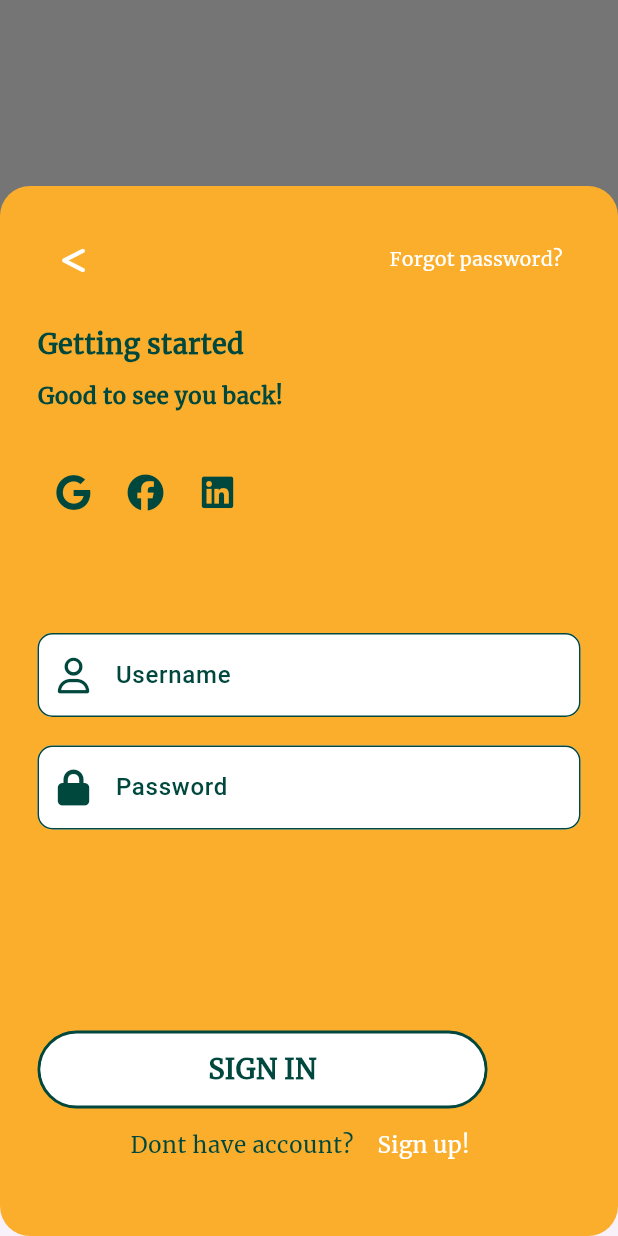
After one commit to Ki4not/non_existing, a Flutter app: the LandingPage screen opened directly, after a tap on an icon or button, on a phone screen of 412 x 824 dp. The commit adds this screen. Run offline on Flutter 3.47's test engine with Material 3 defaults, Android fonts, the phone set to English and light mode, and no system bars; our stand-ins replace bloc, flutter_bloc, fluttertoast, font_awesome_flutter.

Commit message:
added signup and signin sheets, view charity and landing pages

```diff
--- /dev/null
+++ b/lib/presentations/login_page.dart
@@ -0,0 +1,510 @@
+import 'package:flutter/material.dart';
+import 'package:font_awesome_flutter/font_awesome_flutter.dart';
+import 'package:non_existing/cards&classes.dart/custom_colors.dart';
+
+class LandingPage extends StatefulWidget {
+  const LandingPage({super.key});
+
+  @override
+  State<LandingPage> createState() => _LandingPageState();
+}
+
+class _LandingPageState extends State<LandingPage> {
+  @override
+  Widget build(BuildContext context) {
+    return Scaffold(
+      backgroundColor: CustomColors.background,
+      body: Stack(children: [
+        Positioned.fill(
+          child: Align(
+            alignment: Alignment.bottomCenter,
+            child: Image.asset(
+              'assets/images/pagebackground.png', // Replace with your image path
+              fit: BoxFit
+                  .cover, // Adjust fit as needed (e.g., BoxFit.fill, BoxFit.contain)
+            ),
+          ),
+        ),
+        Padding(
+          padding: const EdgeInsets.fromLTRB(15.0, 150.0, 15.0, 0.0),
+          child: Column(
+            children: [
+              Center(
+                  child: Image.asset(
+                'assets/images/pantopialogo.png',
+                width: 180.0,
+                height: 180.0,
+              )),
+              Text(
+                'PANTOPIA',
+                style: TextStyle(
+                    color: CustomColors.buttonText,
+                    fontSize: 30.0,
+                    fontFamily: 'Merriweather'),
+              ),
+              const SizedBox(
+                height: 30.0,
+              ),
+              Padding(
+                padding: const EdgeInsets.fromLTRB(15.0, 0.0, 0.0, 0.0),
+                child: Text(
+                  'Where food finds a new chapter, donated, or stored for later.',
+                  style: TextStyle(
+                    color: CustomColors.buttonText,
+                    fontSize: 13.0,
+                    fontFamily: 'Merriweather',
+                  ),
+                  textAlign: TextAlign.center,
+                ),
+              ),
+              const SizedBox(
+                height: 30.0,
+              ),
+              InkWell(
+                onTap: () {
+                  showLoginSheet(context);
+                },
+                child: Container(
+                    width: 75.0,
+                    height: 75.0,
+                    decoration: BoxDecoration(
+                      shape: BoxShape.circle,
+                      color: CustomColors.button,
+                    ),
+                    child: Center(
+                        child: Icon(
+                      FontAwesomeIcons.arrowUp,
+                      color: CustomColors.buttonText,
+                    ))),
+              ),
+            ],
+          ),
+        ),
+      ]),
+    );
+  }
+
+  Future<dynamic> showLoginSheet(BuildContext context) {
+    return showModalBottomSheet(
+      isScrollControlled: true,
+      context: context,
+      builder: (BuildContext context) {
+        return Container(
+          height: 700.0,
+          decoration: BoxDecoration(
+              borderRadius: BorderRadius.circular(20.0),
+              color: CustomColors.button),
+          child: Padding(
+            padding: const EdgeInsets.all(25.0),
+            child: Column(
+              mainAxisSize: MainAxisSize.min,
+              crossAxisAlignment: CrossAxisAlignment.start,
+              children: [
+                Row(
+                  mainAxisAlignment: MainAxisAlignment.spaceBetween,
+                  children: [
+                    IconButton(
+                        onPressed: () => Navigator.pop(context),
+                        icon: Icon(
+                          FontAwesomeIcons.lessThan,
+                          size: 20.0,
+                          color: CustomColors.background,
+                        )),
+                    TextButton(
+                        onPressed: () {},
+                        child: Text(
+                          'Forgot password?',
+                          style: TextStyle(
+                              color: CustomColors.background,
+                              fontSize: 13.0,
+                              fontWeight: FontWeight.w500,
+                              fontFamily: 'Merriweather'),
+                        )),
+                  ],
+                ),
+                const SizedBox(
+                  height: 20.0,
+                ),
+                Text(
+                  'Getting started',
+                  style: TextStyle(
+                      color: CustomColors.buttonText,
+                      fontSize: 18.0,
+                      fontWeight: FontWeight.bold,
+                      fontFamily: 'Merriweather'),
+                ),
+                const SizedBox(
+                  height: 10.0,
+                ),
+                Text(
+                  'Good to see you back!',
+                  style: TextStyle(
+                      color: CustomColors.buttonText,
+                      fontSize: 15.0,
+                      fontWeight: FontWeight.w600,
+                      fontFamily: 'Merriweather'),
+                ),
+                const SizedBox(
+                  height: 30.0,
+                ),
+                Row(
+                  children: [
+                    IconButton(
+                        onPressed: () {},
+                        icon: Icon(
+                          FontAwesomeIcons.google,
+                          color: CustomColors.buttonText,
+                        )),
+                    IconButton(
+                        onPressed: () {},
+                        icon: Icon(
+                          FontAwesomeIcons.facebook,
+                          color: CustomColors.buttonText,
+                        )),
+                    IconButton(
+                        onPressed: () {},
+                        icon: Icon(
+                          FontAwesomeIcons.linkedin,
+                          color: CustomColors.buttonText,
+                        )),
+                  ],
+                ),
+                const SizedBox(
+                  height: 70.0,
+                ),
+                SizedBox(
+                  height: 60.0,
+                  child: TextField(
+                    decoration: InputDecoration(
+                        hintText: 'Username',
+                        hintStyle: TextStyle(
+                            color: CustomColors.buttonText,
+                            fontWeight: FontWeight.w500),
+                        filled: true,
+                        fillColor: CustomColors.background,
+                        enabledBorder: OutlineInputBorder(
+                            borderRadius: BorderRadius.circular(10.0),
+                            borderSide: BorderSide(
+                                color: CustomColors.buttonText, width: 1.0)),
+                        focusedBorder: OutlineInputBorder(
+                            borderRadius: BorderRadius.circular(10.0),
+                            borderSide: BorderSide(
+                                color: CustomColors.buttonText, width: 1.0)),
+                        prefixIcon: Icon(
+                          FontAwesomeIcons.user,
+                          color: CustomColors.buttonText,
+                        )),
+                  ),
+                ),
+                const SizedBox(
+                  height: 15.0,
+                ),
+                SizedBox(
+                  height: 60.0,
+                  child: TextField(
+                    decoration: InputDecoration(
+                        hintText: 'Password',
+                        hintStyle: TextStyle(
+                            color: CustomColors.buttonText,
+                            fontWeight: FontWeight.w500),
+                        filled: true,
+                        fillColor: CustomColors.background,
+                        enabledBorder: OutlineInputBorder(
+                            borderRadius: BorderRadius.circular(10.0),
+                            borderSide: BorderSide(
+                                color: CustomColors.buttonText, width: 1.0)),
+                        focusedBorder: OutlineInputBorder(
+                            borderRadius: BorderRadius.circular(10.0),
+                            borderSide: BorderSide(
+                                color: CustomColors.buttonText, width: 1.0)),
+                        prefixIcon: Icon(
+                          FontAwesomeIcons.lock,
+                          color: CustomColors.buttonText,
+                        )),
+                  ),
+                ),
+                const SizedBox(
+                  height: 130.0,
+                ),
+                Container(
+                  width: 300.0,
+                  decoration: BoxDecoration(
+                      color: CustomColors.background,
+                      borderRadius: BorderRadius.circular(50.0),
+                      border: Border.all(
+                          width: 2.0, color: CustomColors.buttonText)),
+                  child: ElevatedButton(
+                    style: ElevatedButton.styleFrom(
+                        backgroundColor: CustomColors.background,
+                        elevation: 0.0),
+                    onPressed: () {},
+                    child: Text(
+                      'SIGN IN',
+                      style: TextStyle(
+                          color: CustomColors.buttonText,
+                          fontSize: 18.0,
+                          fontFamily: 'Merriweather',
+                          fontWeight: FontWeight.bold),
+                    ),
+                  ),
+                ),
+                Row(
+                  mainAxisAlignment: MainAxisAlignment.center,
+                  children: [
+                    Text(
+                      'Dont have account? ',
+                      style: TextStyle(
+                          color: CustomColors.buttonText,
+                          fontSize: 15.0,
+                          fontWeight: FontWeight.w500,
+                          fontFamily: 'Merriweather'),
+                    ),
+                    TextButton(
+                        onPressed: () {
+                          Navigator.pop(
+                              context); // Close current sheet (optional)
+                          showSignUpSheet(context); // Open Sign Up sheet
+                        },
+                        child: Text(
+                          'Sign up!',
+                          style: TextStyle(
+                              color: CustomColors.background,
+                              fontSize: 15.0,
+                              fontWeight: FontWeight.w500,
+                              fontFamily: 'Merriweather'),
+                        )),
+                  ],
+                )
+              ],
+            ),
+          ),
+        );
+      },
+    );
+  }
+}
+
+Future<dynamic> showSignUpSheet(BuildContext context) {
+  return showModalBottomSheet(
+    isScrollControlled: true,
+    context: context,
+    builder: (BuildContext context) {
+      return Container(
+        height: 700.0,
+        decoration: BoxDecoration(
+            borderRadius: BorderRadius.circular(20.0),
+            color: CustomColors.button),
+        child: Padding(
+          padding: const EdgeInsets.all(25.0),
+          child: Column(
+            mainAxisSize: MainAxisSize.min,
+            crossAxisAlignment: CrossAxisAlignment.start,
+            children: [
+              Row(
+                mainAxisAlignment: MainAxisAlignment.spaceBetween,
+                children: [
+                  IconButton(
+                      onPressed: () {
+                        Navigator.pop(context);
+                      },
+                      icon: Icon(
+                        FontAwesomeIcons.lessThan,
+                        size: 20.0,
+                        color: CustomColors.background,
+                      )),
+                  TextButton(
+                      onPressed: () {},
+                      child: Text(
+                        'Need some help?',
+                        style: TextStyle(
+                            color: CustomColors.background,
+                            fontSize: 13.0,
+                            fontWeight: FontWeight.w500,
+                            fontFamily: 'Merriweather'),
+                      )),
+                ],
+              ),
+              const SizedBox(
+                height: 20.0,
+              ),
+              Text(
+                'Getting started',
+                style: TextStyle(
+                    color: CustomColors.buttonText,
+                    fontSize: 18.0,
+                    fontWeight: FontWeight.bold,
+                    fontFamily: 'Merriweather'),
+              ),
+              const SizedBox(
+                height: 10.0,
+              ),
+              Text(
+                'Create account to continue!',
+                style: TextStyle(
+                    color: CustomColors.buttonText,
+                    fontSize: 15.0,
+                    fontWeight: FontWeight.w600,
+                    fontFamily: 'Merriweather'),
+              ),
+              const SizedBox(
+                height: 30.0,
+              ),
+              Row(
+                children: [
+                  IconButton(
+                      onPressed: () {},
+                      icon: Icon(
+                        FontAwesomeIcons.google,
+                        color: CustomColors.buttonText,
+                      )),
+                  IconButton(
+                      onPressed: () {},
+                      icon: Icon(
+                        FontAwesomeIcons.facebook,
+                        color: CustomColors.buttonText,
+                      )),
+                  IconButton(
+                      onPressed: () {},
+                      icon: Icon(
+                        FontAwesomeIcons.linkedin,
+                        color: CustomColors.buttonText,
+                      )),
+                ],
+              ),
+              const SizedBox(
+                height: 50.0,
+              ),
+              SizedBox(
+                height: 60.0,
+                child: TextField(
+                  decoration: InputDecoration(
+                      hintText: 'Email',
+                      hintStyle: TextStyle(
+                          color: CustomColors.buttonText,
+                          fontWeight: FontWeight.w500),
+                      filled: true,
+                      fillColor: CustomColors.background,
+                      enabledBorder: OutlineInputBorder(
+                          borderRadius: BorderRadius.circular(10.0),
+                          borderSide: BorderSide(
+                              color: CustomColors.buttonText, width: 1.0)),
+                      focusedBorder: OutlineInputBorder(
+                          borderRadius: BorderRadius.circular(10.0),
+                          borderSide: BorderSide(
+                              color: CustomColors.buttonText, width: 1.0)),
+                      prefixIcon: Icon(
+                        FontAwesomeIcons.envelope,
+                        color: CustomColors.buttonText,
+                      )),
+                ),
+              ),
+              const SizedBox(
+                height: 15.0,
+              ),
+              SizedBox(
+                height: 60.0,
+                child: TextField(
+                  decoration: InputDecoration(
+                      hintText: 'Username',
+                      hintStyle: TextStyle(
+                          color: CustomColors.buttonText,
+                          fontWeight: FontWeight.w500),
+                      filled: true,
+                      fillColor: CustomColors.background,
+                      enabledBorder: OutlineInputBorder(
+                          borderRadius: BorderRadius.circular(10.0),
+                          borderSide: BorderSide(
+                              color: CustomColors.buttonText, width: 1.0)),
+                      focusedBorder: OutlineInputBorder(
+                          borderRadius: BorderRadius.circular(10.0),
+                          borderSide: BorderSide(
+                              color: CustomColors.buttonText, width: 1.0)),
+                      prefixIcon: Icon(
+                        FontAwesomeIcons.user,
+                        color: CustomColors.buttonText,
+                      )),
+                ),
+              ),
+              const SizedBox(
+                height: 15.0,
+              ),
+              SizedBox(
+                height: 60.0,
+                child: TextField(
+                  decoration: InputDecoration(
+                      hintText: 'Password',
+                      hintStyle: TextStyle(
+                          color: CustomColors.buttonText,
+                          fontWeight: FontWeight.w500),
+                      filled: true,
+                      fillColor: CustomColors.background,
+                      enabledBorder: OutlineInputBorder(
+                          borderRadius: BorderRadius.circular(10.0),
+                          borderSide: BorderSide(
+                              color: CustomColors.buttonText, width: 1.0)),
+                      focusedBorder: OutlineInputBorder(
+                          borderRadius: BorderRadius.circular(10.0),
+                          borderSide: BorderSide(
+                              color: CustomColors.buttonText, width: 1.0)),
+                      prefixIcon: Icon(
+                        FontAwesomeIcons.lock,
+                        color: CustomColors.buttonText,
+                      )),
+                ),
+              ),
+              const SizedBox(
+                height: 80.0,
+              ),
+              Container(
+                width: 300.0,
+                decoration: BoxDecoration(
+                    color: CustomColors.background,
+                    borderRadius: BorderRadius.circular(50.0),
+                    border:
+                        Border.all(width: 2.0, color: CustomColors.buttonText)),
+                child: ElevatedButton(
+                  style: ElevatedButton.styleFrom(
+                      backgroundColor: CustomColors.background, elevation: 0.0),
+                  onPressed: () {},
+                  child: Text(
+                    'SIGN UP',
+                    style: TextStyle(
+                        color: CustomColors.buttonText,
+                        fontSize: 18.0,
+                        fontFamily: 'Merriweather',
+                        fontWeight: FontWeight.bold),
+                  ),
+                ),
+              ),
+              Row(
+                mainAxisAlignment: MainAxisAlignment.center,
+                children: [
+                  Text(
+                    'Already have an account? ',
+                    style: TextStyle(
+                        color: CustomColors.buttonText,
+                        fontSize: 15.0,
+                        fontWeight: FontWeight.w500,
+                        fontFamily: 'Merriweather'),
+                  ),
+                  TextButton(
+                      onPressed: () {
+                        Navigator.pop(context);
+                      },
+                      child: Text(
+                        'Sign in',
+                        style: TextStyle(
+                            color: CustomColors.background,
+                            fontSize: 15.0,
+                            fontWeight: FontWeight.w500,
+                            fontFamily: 'Merriweather'),
+                      )),
+                ],
+              )
+            ],
+          ),
+        ),
+      );
+    },
+  );
+}
--- a/pubspec.yaml
+++ b/pubspec.yaml
@@ -30,7 +30,7 @@ environment:
 dependencies:
   flutter:
     sdk: flutter
-
+  bottom_sheet: ^4.0.1
 
 
   # The following adds the Cupertino Icons font to your application.
@@ -45,6 +45,7 @@ dependencies:
 dev_dependencies:
   flutter_test:
     sdk: flutter
+
 
   # The "flutter_lints" package below contains a set of recommended lints to
   # encourage good coding practices. The lint set provided by the package is
@@ -68,6 +69,8 @@ flutter:
   assets:
     - assets/images/thagaamlogo.jpg
     - assets/images/pagebackground.png
+    - assets/images/charityimage.jpg
+    - assets/images/pantopialogo.png
 
   # An image asset can refer to one or more resolution-specific "variants", see
   # https://flutter.dev/assets-and-images/#resolution-aware
```
Also changed, not shown: lib/cards&classes.dart/charity_card.dart (+17 -15 lines), lib/presentations/donate_page.dart (+14 -2 lines), lib/presentations/profile_page.dart (+43 -2 lines), lib/presentations/view_charity_page.dart (added, +115 -0 lines), assets/images/charityimage.jpg (added), assets/images/pantopialogo.png (added), pubspec.lock.
